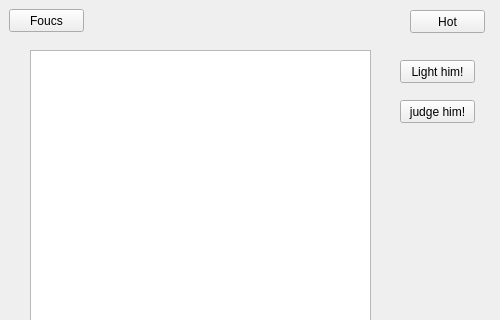
First picture: the form in BLOG_WIN_CLIENT/blog.ui, repository shughuangQQQ/BLOG, before the edit; both pictures show x 0 to 500 and y 0 to 320 of the 500 by 600 pixel window.
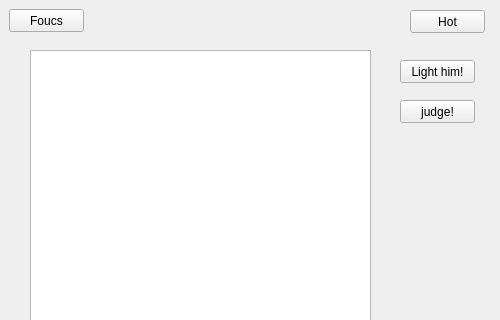
Second picture: the form after the edit.

Diff of the .ui file:
```diff
--- a/BLOG_WIN_CLIENT/blog.ui
+++ b/BLOG_WIN_CLIENT/blog.ui
@@ -93,7 +93,7 @@
     </rect>
    </property>
    <property name="text">
-    <string>judge him!</string>
+    <string>judge!</string>
    </property>
   </widget>
  </widget>
```
